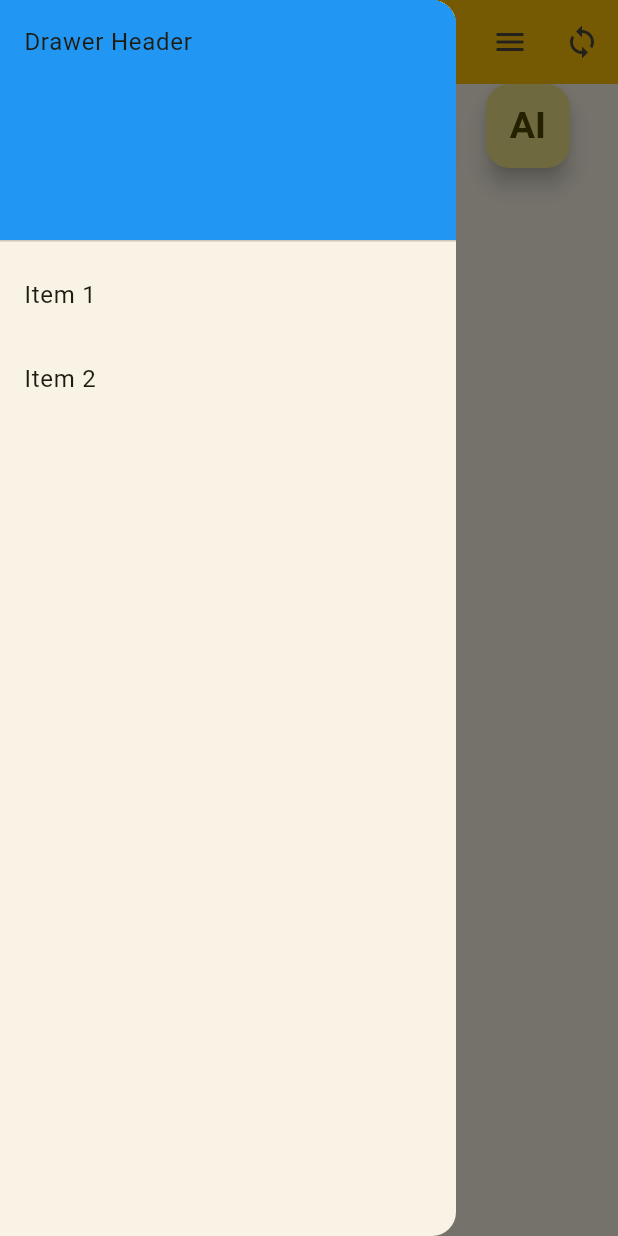
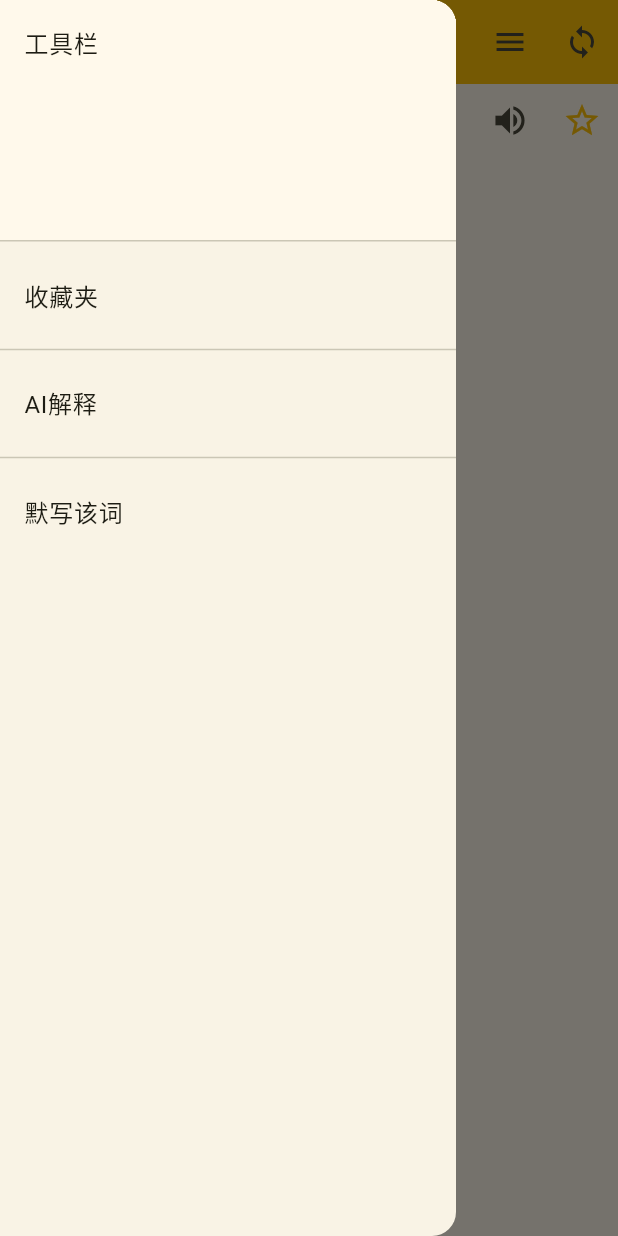
Before and after one commit to Liruochen1207/english_book, a Flutter app: the screen it shows after launch, with the side drawer open, on a phone screen of 412 x 824 dp. Run offline on Flutter 3.47's test engine with Material 3 defaults, Android fonts, the phone set to English and light mode, and no system bars; our stand-ins replace audioplayers, dio, flutter_markdown, shared_preferences; missing offline and left inert: mysql_client.

Commit message:
new design

```diff
--- a/lib/page/home.dart
+++ b/lib/page/home.dart
@@ -181,27 +181,36 @@ class _MyHomePageState extends State<MyHomePage> {
           padding: EdgeInsets.zero,
           children: <Widget>[
             DrawerHeader(
-              child: Text('Drawer Header'),
+              child: Text('工具栏'),
               decoration: BoxDecoration(
-                color: Colors.blue,
+                color: Theme.of(context).cardColor,
               ),
             ),
             ListTile(
-              title: Text('Item 1'),
+              title: Text('收藏夹'),
               onTap: () {
-                // Update the state of the app
-                // ...
-                // Then close the drawer
-                Navigator.pop(context);
+                Navigator.push(context, MaterialPageRoute(builder: (context) {
+                  return ListenEntrance();
+                }));
               },
             ),
+            Divider(),
             ListTile(
-              title: Text('Item 2'),
+              title: Text('AI解释'),
               onTap: () {
-                // Update the state of the app
-                // ...
-                // Then close the drawer
-                Navigator.pop(context);
+                Navigator.push(context, MaterialPageRoute(builder: (context) {
+                  return ConversationPage(
+                    isDarkness: widget.isDarkness,
+                    word: _word,
+                  );
+                }));
+              },
+            ),
+            Divider(),
+            ListTile(
+              title: Text('默写该词'),
+              onTap: () {
+                gatePortal();
               },
             ),
           ],
@@ -229,25 +238,62 @@ class _MyHomePageState extends State<MyHomePage> {
             // TRY THIS: Invoke "debug painting" (choose the "Toggle Debug Paint"
             // action in the IDE, or press "p" in the console), to see the
             // wireframe for each widget.
-            mainAxisAlignment: MainAxisAlignment.spaceAround,
+            mainAxisAlignment: MainAxisAlignment.spaceEvenly,
             crossAxisAlignment: CrossAxisAlignment.start,
             children: <Widget>[
+              Column(
+                crossAxisAlignment: CrossAxisAlignment.start,
+                children: [
                   isLongWord
                       ? const SizedBox()
                       : Padding(
-                      padding: EdgeInsets.only(left: 24),
+                          padding: EdgeInsets.only(left: 0, bottom: 40),
+                          child: Center(
                             child: Text(
                               '$_word',
-                        style:
-                            TextStyle(fontSize: Platform.isAndroid ? 32 : 35),
+                              style: TextStyle(
+                                  fontSize: Platform.isAndroid ? 32 : 35),
                             ),
                           ),
-
+                        ),
+                  isLongWord
+                      ? Padding(
+                          padding:
+                              EdgeInsets.only(left: 24, right: 30, bottom: 20),
+                          child: Container(
+                            alignment: Alignment.center,
+                            child: Scrollbar(
+                              thumbVisibility: true,
+                              child: SingleChildScrollView(
+                                child: Padding(
+                                  padding: EdgeInsets.only(right: 16),
+                                  child: Text(
+                                    '$_word',
+                                    style: TextStyle(
+                                        fontWeight: FontWeight.bold,
+                                        fontSize: 20),
+                                  ),
+                                ),
+                              ),
+                            ),
+                            height: 200,
+                          ),
+                        )
+                      : const SizedBox(),
+                  isLongWord
+                      ? const IgnorePointer(
+                          child: Divider(),
+                        )
+                      : const SizedBox(),
                   IgnorePointer(
                     child: Padding(
-                  padding: EdgeInsets.only(left: 30),
+                      padding: EdgeInsets.only(),
+                      child: Center(
                         child: Text(_phonetic),
                       ),
+                    ),
+                  ),
+                ],
               ),
 
               // Padding(
@@ -293,34 +339,7 @@ class _MyHomePageState extends State<MyHomePage> {
               //       ],
               //     ),
               //   ),
-              isLongWord
-                  ? Padding(
-                      padding: EdgeInsets.only(left: 24, right: 30, bottom: 20),
-                      child: Container(
-                        alignment: Alignment.center,
-                        child: Scrollbar(
-                          thumbVisibility: true,
-                          child: SingleChildScrollView(
-                            child: Padding(
-                              padding: EdgeInsets.only(right: 16),
-                              child: Text(
-                                '$_word',
-                                style: TextStyle(
-                                    fontWeight: FontWeight.bold, fontSize: 20),
-                              ),
-                            ),
-                          ),
-                        ),
-                        height: 200,
-                      ),
-                    )
-                  : const SizedBox(),
 
-              isLongWord
-                  ? const IgnorePointer(
-                      child: Divider(),
-                    )
-                  : const SizedBox(),
               isLongWord
                   ? const IgnorePointer(
                       child: SizedBox(
@@ -328,6 +347,8 @@ class _MyHomePageState extends State<MyHomePage> {
                       ),
                     )
                   : const SizedBox(),
+              Column(
+                children: [
                   IgnorePointer(
                     child: Padding(
                       padding: EdgeInsets.only(left: 30, right: 30),
@@ -336,7 +357,6 @@ class _MyHomePageState extends State<MyHomePage> {
                       ),
                     ),
                   ),
-
                   IgnorePointer(
                     child: Padding(
                       padding: EdgeInsets.only(left: 30, right: 30),
@@ -346,22 +366,22 @@ class _MyHomePageState extends State<MyHomePage> {
                     ),
                   ),
                 ],
+              ),
+            ],
           ), // This trailing comma makes auto-formatting nicer for build methods.
           Positioned(
-            width: screenWidth / 1.2,
-            left: screenWidth / 8,
             child: Row(
-              mainAxisAlignment: MainAxisAlignment.spaceAround,
+              mainAxisAlignment: MainAxisAlignment.end,
               children: [
-                FloatingActionButton(
+                IconButton(
                     onPressed: () {
                       speechWord(_speechType);
                     },
-                    child: Icon(
+                    icon: Icon(
                       Icons.volume_up,
                       size: 26,
                     )),
-                FloatingActionButton(
+                IconButton(
                     onPressed: () {
                       Navigator.push(context,
                           MaterialPageRoute(builder: (context) {
@@ -374,35 +394,11 @@ class _MyHomePageState extends State<MyHomePage> {
                         }
                       });
                     },
-                    child: Icon(
+                    icon: Icon(
                       Icons.star_border,
                       size: 26,
                       color: Colors.amber,
                     )),
-                FloatingActionButton(
-                  child: Icon(Icons.library_books),
-                  onPressed: () {
-                    gatePortal();
-                  },
-                ),
-                FloatingActionButton(
-                  child: const Center(
-                    child: Text(
-                      "AI",
-                      style:
-                          TextStyle(fontWeight: FontWeight.bold, fontSize: 25),
-                    ),
-                  ),
-                  onPressed: () {
-                    Navigator.push(context,
-                        MaterialPageRoute(builder: (context) {
-                      return ConversationPage(
-                        isDarkness: widget.isDarkness,
-                        word: _word,
-                      );
-                    }));
-                  },
-                ),
               ],
             ),
           ),
--- a/lib/page/listen.dart
+++ b/lib/page/listen.dart
@@ -319,7 +319,7 @@ class _ListenEntranceState extends State<ListenEntrance> {
     // TODO: implement build
     return Scaffold(
       appBar: AppBar(
-        title: Text("创建听写任务组"),
+        title: Text("收藏夹"),
         actions: [],
       ),
       body: SingleChildScrollView(
```
Lines whose indentation alone changed are shown as unchanged.
